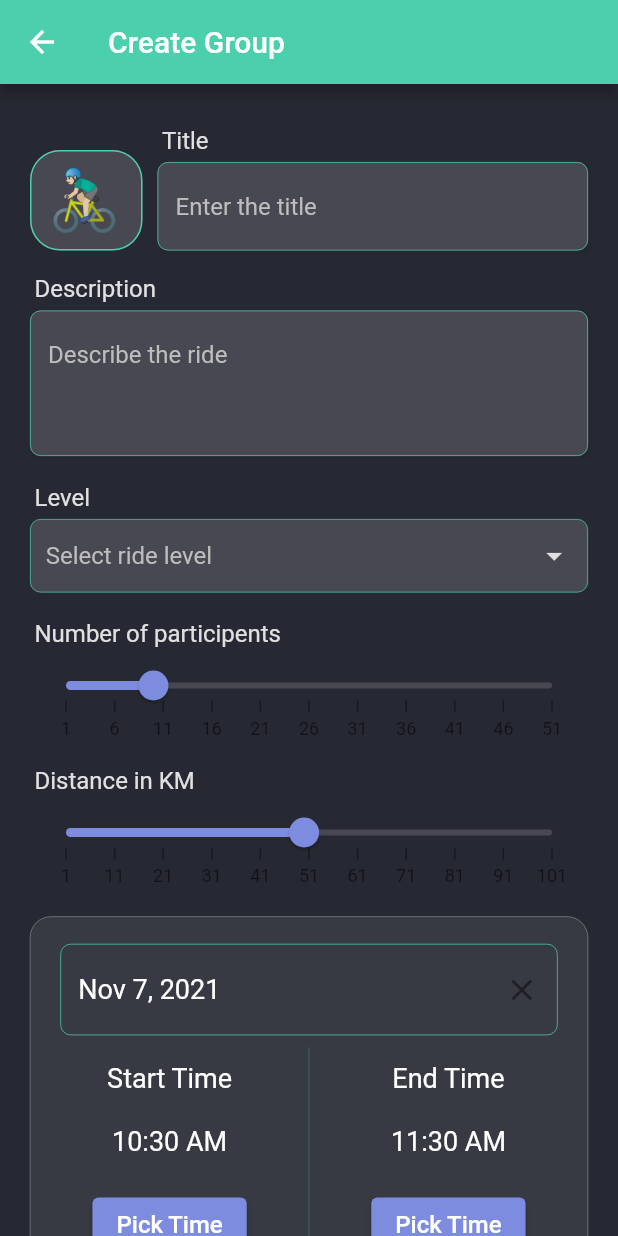
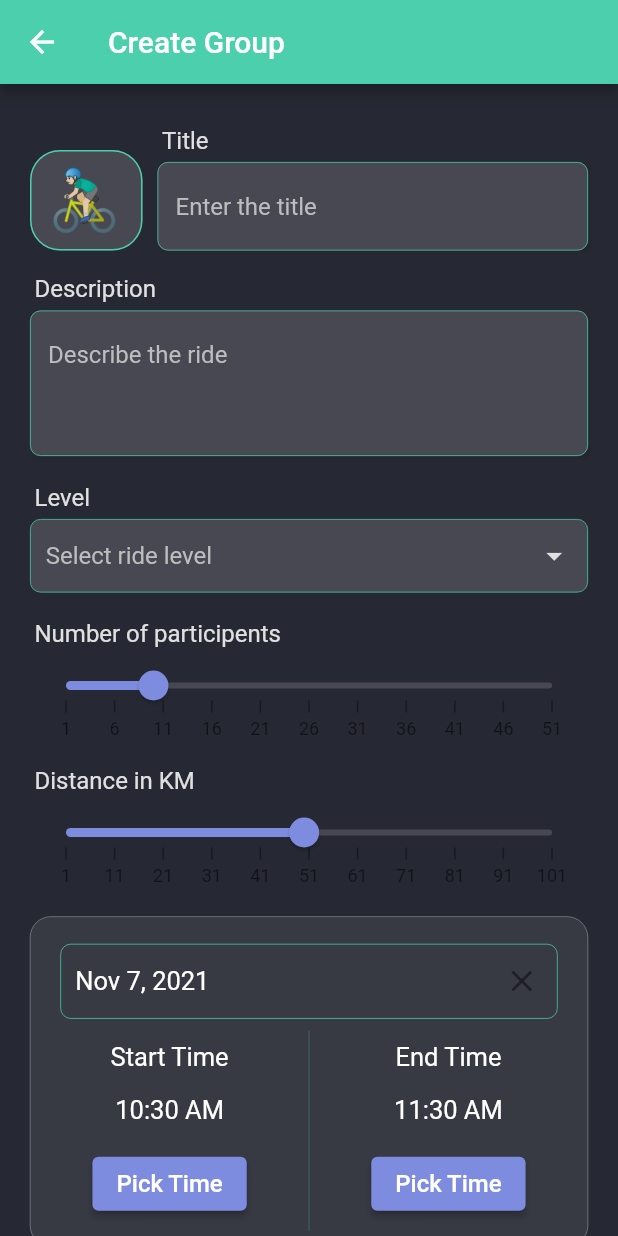
Before and after one commit to Abdulaziz4/bike-riders, a Flutter app: the GroupCreationView screen opened by its route, after a tap on "Pick Time", on a phone screen of 412 x 824 dp. Run offline on Flutter 3.47's test engine with Material 2 defaults, Android fonts, the light colour scheme and no system bars; drawn by our look-alikes of datetime_picker_formfield, syncfusion_flutter_sliders; our stand-ins replace cloud_firestore, firebase_auth, firebase_core, flutter_spinkit, flutter_svg, geolocator and 4 more; missing offline and left inert: day_night_time_picker, syncfusion_flutter_core; accounts and stored records are empty.

Commit message:
Polishing date time picker

```diff
--- a/lib/ui/group_creation/components/date_picker_field.dart
+++ b/lib/ui/group_creation/components/date_picker_field.dart
@@ -51,10 +51,12 @@ class DatePickerField extends StatelessWidget {
           }
           return currentValue;
         },
-        style: kMediumText,
+        style: kMediumText.copyWith(fontSize: 17),
         decoration: InputDecoration(
+          contentPadding:
+              const EdgeInsets.symmetric(vertical: 15, horizontal: 10),
           hintText: "Ride Date",
-          hintStyle: kMediumText,
+          hintStyle: kMediumText.copyWith(fontSize: 17),
           enabledBorder: OutlineInputBorder(
             borderRadius: BorderRadius.circular(7),
             borderSide: BorderSide(
--- a/lib/ui/group_creation/components/date_time_picking_section.dart
+++ b/lib/ui/group_creation/components/date_time_picking_section.dart
@@ -1,10 +1,10 @@
-import 'package:bike_riders/ui/group_creation/components/section_container.dart';
 import 'package:flutter/material.dart';
 import 'package:day_night_time_picker/lib/daynight_timepicker.dart';
 
 import 'package:bike_riders/ui/group_creation/components/date_picker_field.dart';
 import 'package:bike_riders/core/app/constants.dart';
 import 'package:bike_riders/ui/shared/custom_button.dart';
+import 'package:bike_riders/ui/group_creation/components/section_container.dart';
 
 class RideDateTimePickingSection extends StatefulWidget {
   final TimeOfDay? startTime;
@@ -33,7 +33,8 @@ class _RideDateTimePickingSectionState
   @override
   Widget build(BuildContext context) {
     return SectionContainer(
-      height: 250,
+      height: 220,
+      margin: const EdgeInsets.symmetric(vertical: 10),
       child: Column(
         children: [
           DatePickerField(saveDate: widget.saveDate),
@@ -46,12 +47,12 @@ class _RideDateTimePickingSectionState
                     children: [
                       Text(
                         "Start Time",
-                        style: kMediumText,
+                        style: kMediumText.copyWith(fontSize: 17),
                       ),
                       Text(
                         widget.startTime?.format(context) ??
                             TimeOfDay.now().toString(),
-                        style: kMediumText,
+                        style: kMediumText.copyWith(fontSize: 17),
                       ),
                       buildPickTimeButton(widget.saveStartTime),
                     ],
@@ -68,12 +69,12 @@ class _RideDateTimePickingSectionState
                     children: [
                       Text(
                         "End Time",
-                        style: kMediumText,
+                        style: kMediumText.copyWith(fontSize: 17),
                       ),
                       Text(
                         widget.endTime?.format(context) ??
                             TimeOfDay.now().toString(),
-                        style: kMediumText,
+                        style: kMediumText.copyWith(fontSize: 17),
                       ),
                       buildPickTimeButton(widget.saveEndTime),
                     ],
@@ -90,11 +91,14 @@ class _RideDateTimePickingSectionState
   CustomButton buildPickTimeButton(void Function(TimeOfDay) onPicked) {
     return CustomButton(
       backgroundColor: kPurpleColor,
+      textStyle: kMediumText.copyWith(fontSize: 16),
       onPress: () async {
         await Navigator.of(context).push(
           showPicker(
             context: context,
             accentColor: kPurpleColor,
+            okCancelStyle:
+                TextStyle(color: kSecondryColor, fontWeight: FontWeight.bold),
             value: TimeOfDay.now(),
             onChange: (result) {
               onPicked(result);
@@ -103,7 +107,6 @@ class _RideDateTimePickingSectionState
         );
       },
       text: "Pick Time",
-      textStyle: kSmallText,
     );
   }
 }
--- a/lib/ui/group_creation/components/distance_slider.dart
+++ b/lib/ui/group_creation/components/distance_slider.dart
@@ -1,7 +1,8 @@
-import 'package:bike_riders/core/app/constants.dart';
 import 'package:syncfusion_flutter_sliders/sliders.dart';
 import 'package:syncfusion_flutter_core/theme.dart';
 import 'package:flutter/material.dart';
+
+import 'package:bike_riders/core/app/constants.dart';
 
 class DistanceSlider extends StatefulWidget {
   final double value;
--- a/lib/ui/group_creation/components/section_container.dart
+++ b/lib/ui/group_creation/components/section_container.dart
@@ -5,14 +5,16 @@ import 'package:flutter/material.dart';
 class SectionContainer extends StatelessWidget {
   final Widget child;
   final double height;
-  const SectionContainer({Key? key, required this.child, required this.height})
+  final EdgeInsetsGeometry? margin;
+  const SectionContainer(
+      {Key? key, required this.child, required this.height, this.margin})
       : super(key: key);
 
   @override
   Widget build(BuildContext context) {
     return Container(
       padding: const EdgeInsets.symmetric(vertical: kDefaultPadding / 2),
-      margin: const EdgeInsets.symmetric(vertical: kDefaultPadding / 2),
+      margin: margin ?? EdgeInsets.symmetric(vertical: kDefaultPadding / 2),
       width: double.infinity,
       height: height,
       decoration: BoxDecoration(
```
Also changed, not shown: lib/ui/group_creation/group_creation_view.dart (+0 -20 lines).
